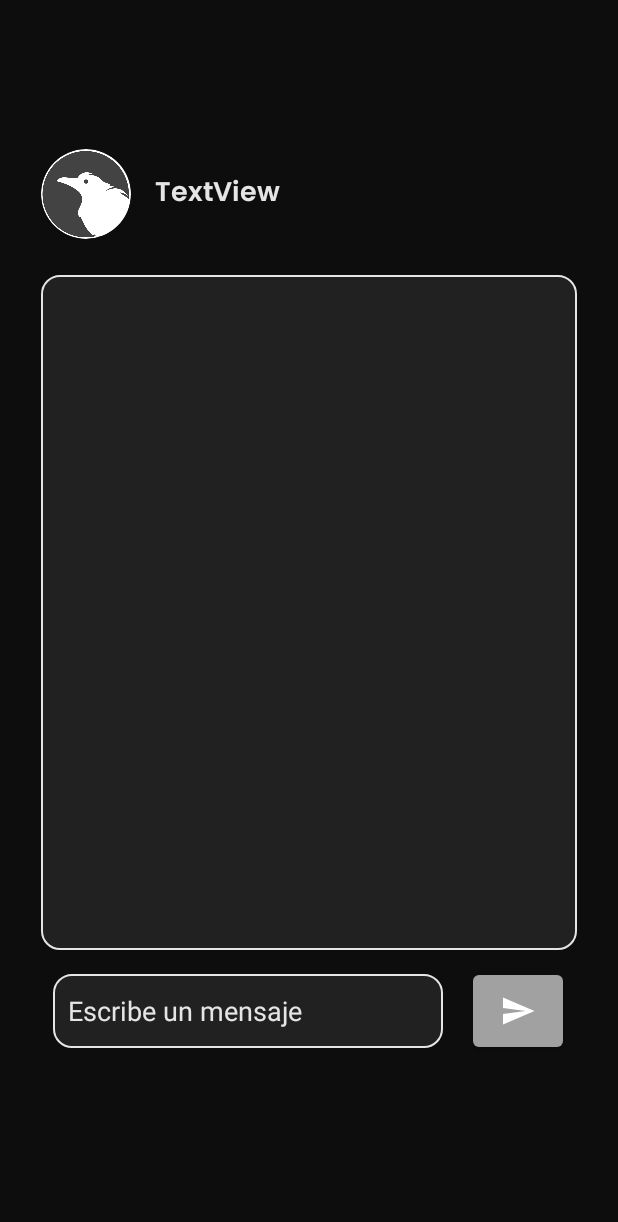
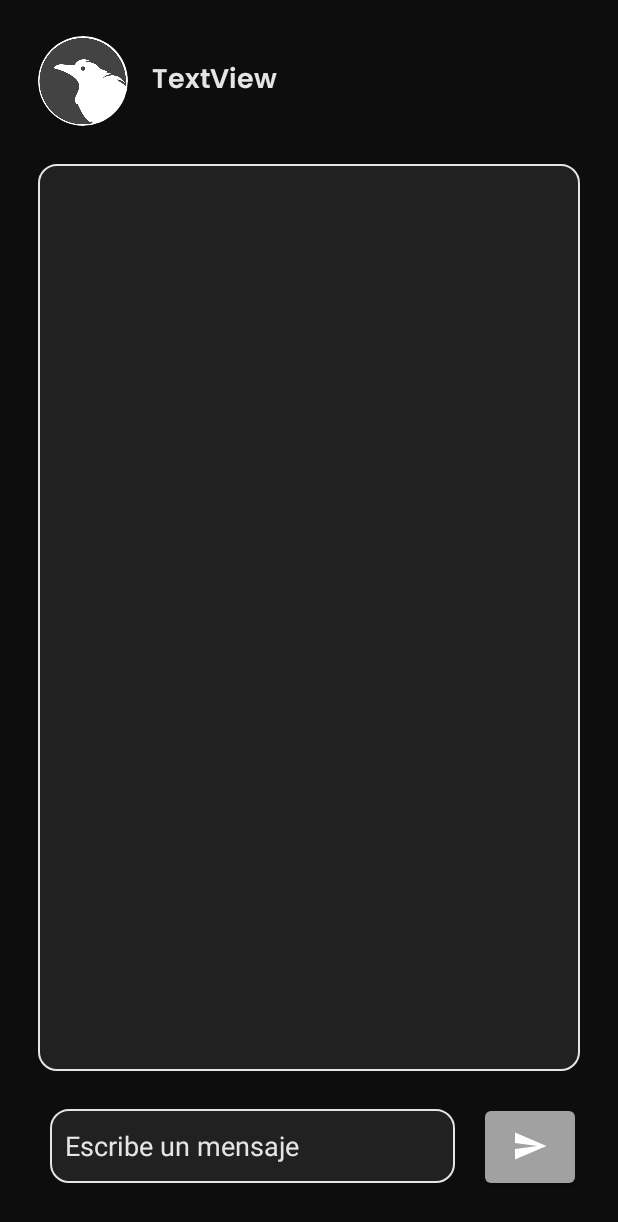
Before and after one commit to ValeArias07/SafeChat, an Android app: the layout activity_chat.xml on its own in the app's theme, with its tools: preview values and no code run, on a phone screen of 412 x 824 dp. Shown: the top 1222 px of the screen. Run offline under Robolectric (Android 15) with nearby library versions, the phone set to English and light mode, and no system bars.

Commit message:
fix chatView bugs

```diff
--- a/app/src/main/res/layout/activity_chat.xml
+++ b/app/src/main/res/layout/activity_chat.xml
@@ -7,62 +7,31 @@
     android:background="@color/bkg"
     tools:context=".ChatActivity">
 
-    <androidx.constraintlayout.widget.ConstraintLayout
-        android:layout_width="374dp"
-        android:layout_height="683dp"
-        android:layout_marginStart="5dp"
-        android:layout_marginTop="10dp"
-        android:layout_marginEnd="5dp"
-        app:layout_constraintBottom_toBottomOf="parent"
-        app:layout_constraintEnd_toEndOf="parent"
-        app:layout_constraintStart_toStartOf="parent"
-        app:layout_constraintTop_toTopOf="parent">
 
     <androidx.recyclerview.widget.RecyclerView
         android:id="@+id/recyclerMsgView"
-            android:layout_width="357dp"
-            android:layout_height="450dp"
-            android:layout_marginStart="8dp"
-            android:layout_marginTop="24dp"
-            android:layout_marginEnd="8dp"
+        android:layout_width="match_parent"
+        android:layout_height="0dp"
+        android:layout_marginStart="25dp"
+        android:layout_marginTop="25dp"
+        android:layout_marginEnd="25dp"
+        android:layout_marginBottom="25dp"
         android:background="@drawable/shaping_plain_text"
+        app:layout_constraintBottom_toTopOf="@+id/constraintLayout"
         app:layout_constraintEnd_toEndOf="parent"
         app:layout_constraintHorizontal_bias="0.0"
         app:layout_constraintStart_toStartOf="parent"
         app:layout_constraintTop_toBottomOf="@+id/cardView2" />
 
-        <EditText
-            android:id="@+id/messageTextBox"
-            android:layout_width="260dp"
-            android:layout_height="49dp"
-            android:layout_marginStart="16dp"
-            android:layout_marginTop="16dp"
-            android:background="@drawable/shaping_plain_text"
-            android:ems="10"
-            android:hint="Escribe un mensaje"
-            android:inputType="textPersonName"
-            android:textColor="@color/pale_white_for_img"
-            android:textColorHint="@color/white"
-            app:layout_constraintStart_toStartOf="parent"
-            app:layout_constraintTop_toBottomOf="@+id/recyclerMsgView" />
 
-        <Button
-            android:id="@+id/sendMsgButton"
-            android:layout_width="60dp"
-            android:layout_height="60dp"
-            android:layout_marginStart="20dp"
-            app:layout_constraintBottom_toBottomOf="@+id/messageTextBox"
-            app:layout_constraintStart_toEndOf="@+id/messageTextBox"
-            app:layout_constraintTop_toTopOf="@+id/messageTextBox" />
 
     <androidx.cardview.widget.CardView
         android:id="@+id/cardView2"
         android:layout_width="60dp"
         android:layout_height="60dp"
-            android:layout_marginStart="8dp"
         android:layout_marginTop="24dp"
         app:cardCornerRadius="30dp"
-            app:layout_constraintStart_toStartOf="parent"
+        app:layout_constraintStart_toStartOf="@+id/recyclerMsgView"
         app:layout_constraintTop_toTopOf="parent">
 
         <ImageView
@@ -86,6 +55,41 @@
             app:layout_constraintStart_toEndOf="@+id/cardView2"
             app:layout_constraintTop_toTopOf="@+id/cardView2" />
 
+
+    <androidx.constraintlayout.widget.ConstraintLayout
+        android:id="@+id/constraintLayout"
+        android:layout_width="wrap_content"
+        android:layout_height="wrap_content"
+        android:layout_marginBottom="30dp"
+        app:layout_constraintBottom_toBottomOf="parent"
+        app:layout_constraintEnd_toEndOf="@+id/recyclerMsgView"
+        app:layout_constraintStart_toStartOf="@+id/recyclerMsgView">
+
+        <EditText
+            android:id="@+id/messageTextBox"
+            android:layout_width="270dp"
+            android:layout_height="49dp"
+            android:layout_marginStart="4dp"
+            android:background="@drawable/shaping_plain_text"
+            android:ems="10"
+            android:hint="Escribe un mensaje"
+            android:inputType="textPersonName"
+            android:textColor="@color/pale_white_for_img"
+            android:textColorHint="@color/white"
+            app:layout_constraintStart_toStartOf="parent"
+            app:layout_constraintTop_toTopOf="parent" />
+
+
+        <Button
+            android:id="@+id/sendMsgButton"
+            android:layout_width="60dp"
+            android:layout_height="60dp"
+            android:layout_marginStart="20dp"
+            app:layout_constraintBottom_toBottomOf="@+id/messageTextBox"
+
+            app:layout_constraintStart_toEndOf="@+id/messageTextBox"
+            app:layout_constraintTop_toTopOf="@+id/messageTextBox" />
+
         <ImageView
             android:id="@+id/imageView3"
             android:layout_width="wrap_content"
@@ -97,5 +101,7 @@
             app:layout_constraintStart_toStartOf="@+id/sendMsgButton"
             app:layout_constraintTop_toTopOf="@+id/sendMsgButton" />
 
+
     </androidx.constraintlayout.widget.ConstraintLayout>
+
 </androidx.constraintlayout.widget.ConstraintLayout>
```
Lines whose indentation alone changed are shown as unchanged.
